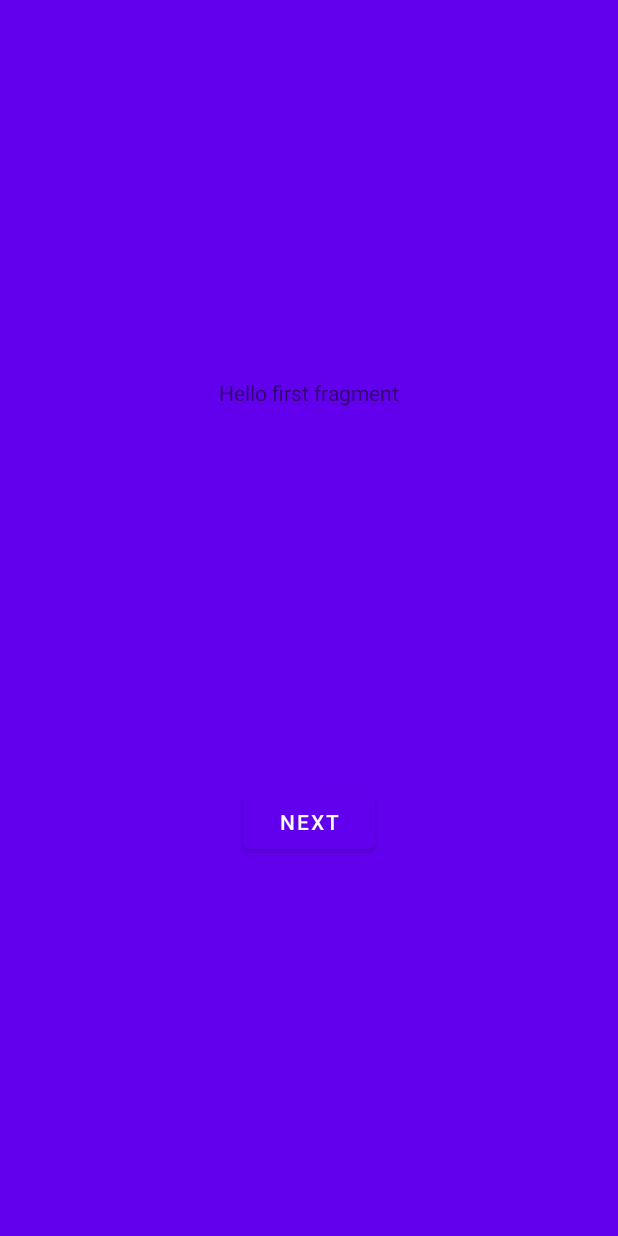
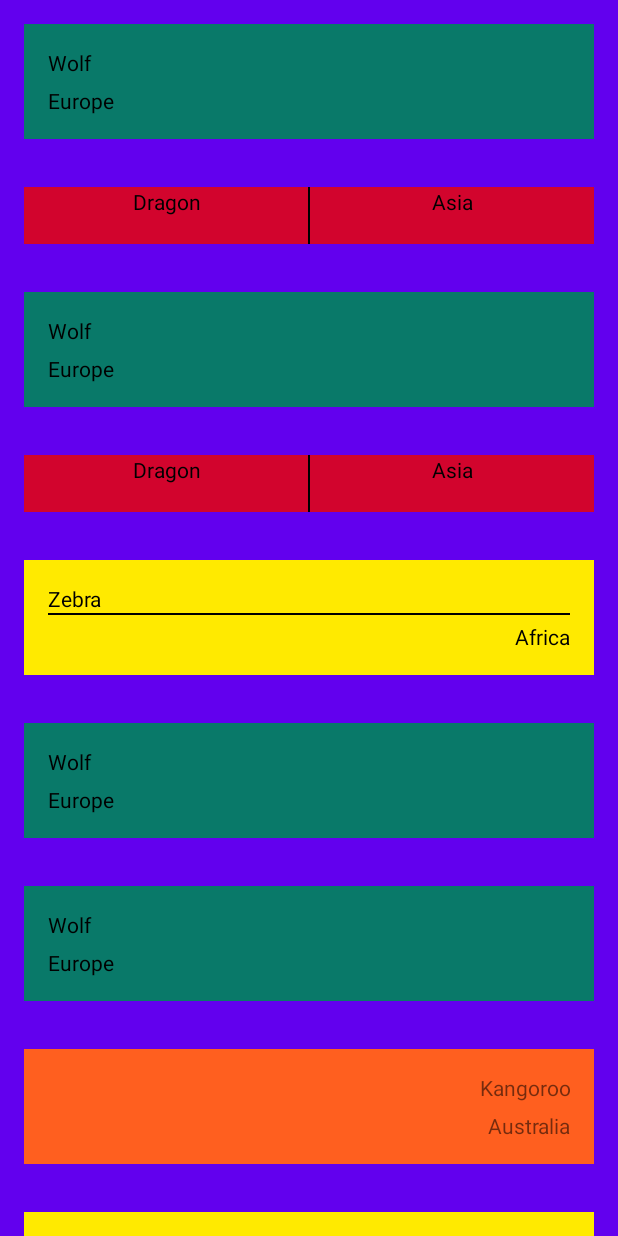
Before and after one commit to Ionel14/Tema1_Android, an Android app: the screen it shows after launch (MainActivity), on a phone screen of 412 x 824 dp. Before the commit the screen is almost empty. Run offline under Robolectric (Android 15) with nearby library versions, the phone set to English and light mode, and no system bars; our stand-ins replace navigation-ui.

Commit message:
First fragment is ready

```diff
--- a/app/build.gradle
+++ b/app/build.gradle
@@ -41,6 +41,7 @@ dependencies {
     implementation 'androidx.appcompat:appcompat:1.6.1'
     implementation 'com.google.android.material:material:1.8.0'
     implementation 'androidx.constraintlayout:constraintlayout:2.1.4'
+    implementation "androidx.recyclerview:recyclerview:1.3.0"
     implementation 'androidx.navigation:navigation-fragment-ktx:2.5.3'
     implementation 'androidx.navigation:navigation-ui-ktx:2.5.3'
     testImplementation 'junit:junit:4.13.2'
--- a/app/src/main/java/com/example/animals/FirstFragment.kt
+++ /dev/null
@@ -1,36 +0,0 @@
-package com.example.animals
-
-import android.os.Bundle
-import androidx.fragment.app.Fragment
-import android.view.LayoutInflater
-import android.view.View
-import android.view.ViewGroup
-import android.widget.Button
-import androidx.navigation.fragment.findNavController
-import com.example.animals.databinding.FragmentFirstBinding
-
-/**
- * A simple [Fragment] subclass as the default destination in the navigation.
- */
-class FirstFragment : Fragment() {
-
-    override fun onCreateView(
-        inflater: LayoutInflater, container: ViewGroup?,
-        savedInstanceState: Bundle?
-    ): View? {
-        return inflater.inflate(R.layout.fragment_first, container, false)
-    }
-
-    override fun onViewCreated(view: View, savedInstanceState: Bundle?) {
-        super.onViewCreated(view, savedInstanceState)
-
-        val button = view.findViewById<Button>(R.id.button_first)
-        button.setOnClickListener {
-            findNavController().navigate(R.id.action_FirstFragment_to_SecondFragment)
-        }
-    }
-
-    override fun onDestroyView() {
-        super.onDestroyView()
-    }
-}
--- a/app/src/main/java/com/example/animals/MainActivity.kt
+++ b/app/src/main/java/com/example/animals/MainActivity.kt
@@ -13,7 +13,6 @@ import com.example.animals.databinding.ActivityMainBinding
 
 class MainActivity : AppCompatActivity() {
 
-    private lateinit var appBarConfiguration: AppBarConfiguration
     private lateinit var binding: ActivityMainBinding
 
     override fun onCreate(savedInstanceState: Bundle?) {
--- /dev/null
+++ b/app/src/main/java/com/example/animals/adapters/AnimalsAdapter.java
@@ -0,0 +1,98 @@
+package com.example.animals.adapters;
+
+import android.util.Log;
+import android.view.LayoutInflater;
+import android.view.View;
+import android.view.ViewGroup;
+import android.widget.TextView;
+
+import androidx.annotation.NonNull;
+import androidx.recyclerview.widget.RecyclerView;
+
+import com.example.animals.R;
+import com.example.animals.models.Animal;
+import com.example.animals.models.Continent;
+
+import java.util.List;
+
+public class AnimalsAdapter extends RecyclerView.Adapter<RecyclerView.ViewHolder> {
+
+    private List<Animal> animals;
+
+    public AnimalsAdapter(List<Animal> animals){this.animals = animals;}
+
+    @Override
+    public int getItemViewType(int position) {
+        return animals.get(position).getContinent().getKey();
+    }
+
+    @NonNull
+    @Override
+    public RecyclerView.ViewHolder onCreateViewHolder(@NonNull ViewGroup parent, int viewType) {
+
+        AnimalViewHolder viewHolder;
+        View view = null;
+        switch (Continent.values()[viewType]) {
+            case Europe: {
+                view = LayoutInflater.from(parent.getContext()).inflate(R.layout.animal_eu, parent, false);
+                break;
+            }
+           case Africa: {
+                view = LayoutInflater.from(parent.getContext()).inflate(R.layout.animal_africa, parent, false);
+                break;
+            }
+            case Asia:
+            {
+                view = LayoutInflater.from(parent.getContext()).inflate(R.layout.animal_asia, parent, false);
+                break;
+            }
+            case America:
+            {
+                view = LayoutInflater.from(parent.getContext()).inflate(R.layout.animal_america, parent, false);
+                break;
+            }
+            case Australia:
+            {
+                view = LayoutInflater.from(parent.getContext()).inflate(R.layout.animal_australia, parent, false);
+                break;
+            }
+        }
+        viewHolder = new AnimalViewHolder(view);
+        return viewHolder;
+    }
+
+    @Override
+    public void onBindViewHolder(@NonNull RecyclerView.ViewHolder holder, int position) {
+
+        if(holder instanceof AnimalViewHolder) {
+            Animal animal = (Animal) animals.get(position);
+
+            ((AnimalViewHolder)holder).bind(animal);
+        }
+        Log.e("Adapter", "onBindViewHolder; position=" + position);
+    }
+
+    @Override
+    public int getItemCount() {
+        return animals.size();
+    }
+
+    class AnimalViewHolder extends RecyclerView.ViewHolder {
+
+        TextView animalNameTextView;
+        TextView animalContinentTextView;
+
+        public AnimalViewHolder(@NonNull View itemView) {
+            super(itemView);
+
+            animalNameTextView = itemView.findViewById(R.id.animal_name);
+            animalContinentTextView = itemView.findViewById(R.id.animal_continent);
+        }
+
+        public void bind(Animal animal) {
+            animalNameTextView.setText(animal.getName());
+            animalContinentTextView.setText(animal.getContinent().toString());
+        }
+    }
+
+}
--- /dev/null
+++ b/app/src/main/java/com/example/animals/fragments/FirstFragment.kt
@@ -0,0 +1,101 @@
+package com.example.animals.fragments
+
+import android.os.Bundle
+import android.view.LayoutInflater
+import android.view.View
+import android.view.ViewGroup
+import androidx.fragment.app.Fragment
+import androidx.recyclerview.widget.LinearLayoutManager
+import androidx.recyclerview.widget.RecyclerView
+import com.example.animals.R
+import com.example.animals.adapters.AnimalsAdapter
+import com.example.animals.models.Animal
+import com.example.animals.models.Continent
+
+/**
+ * A simple [Fragment] subclass as the default destination in the navigation.
+ */
+class FirstFragment : Fragment() {
+
+    override fun onCreateView(
+        inflater: LayoutInflater, container: ViewGroup?,
+        savedInstanceState: Bundle?
+    ): View? {
+        return inflater.inflate(R.layout.fragment_first, container, false)
+    }
+
+    override fun onViewCreated(view: View, savedInstanceState: Bundle?) {
+        super.onViewCreated(view, savedInstanceState)
+
+//        val button = view.findViewById<Button>(R.id.button_first)
+//        button.setOnClickListener {
+//            findNavController().navigate(R.id.action_FirstFragment_to_SecondFragment)
+//        }
+
+        val recycleView = view.findViewById < RecyclerView>(R.id.rv_animals)
+
+        val animals = ArrayList<Animal>()
+        animals.add(Animal("Wolf", Continent.Europe))
+        animals.add(Animal("Dragon", Continent.Asia))
+        animals.add(Animal("Wolf", Continent.Europe))
+        animals.add(Animal("Dragon", Continent.Asia))
+        animals.add(Animal("Zebra", Continent.Africa))
+        animals.add(Animal("Wolf", Continent.Europe))
+        animals.add(Animal("Wolf", Continent.Europe))
+        animals.add(Animal("Kangoroo", Continent.Australia))
+        animals.add(Animal("Zebra", Continent.Africa))
+        animals.add(Animal("Racoon", Continent.America))
+        animals.add(Animal("Zebra", Continent.Africa))
+        animals.add(Animal("Wolf", Continent.Europe))
+        animals.add(Animal("Dragon", Continent.Asia))
+        animals.add(Animal("Kangoroo", Continent.Australia))
+        animals.add(Animal("Wolf", Continent.Europe))
+        animals.add(Animal("Racoon", Continent.America))
+        animals.add(Animal("Zebra", Continent.Africa))
+        animals.add(Animal("Kangoroo", Continent.Australia))
+        animals.add(Animal("Wolf", Continent.Europe))
+        animals.add(Animal("Racoon", Continent.America))
+        animals.add(Animal("Kangoroo", Continent.Australia))
+        animals.add(Animal("Dragon", Continent.Asia))
+        animals.add(Animal("Kangoroo", Continent.Australia))
+        animals.add(Animal("Wolf", Continent.Europe))
+        animals.add(Animal("Dragon", Continent.Asia))
+        animals.add(Animal("Racoon", Continent.America))
+        animals.add(Animal("Zebra", Continent.Africa))
+        animals.add(Animal("Racoon", Continent.America))
+        animals.add(Animal("Wolf", Continent.Europe))
+        animals.add(Animal("Kangoroo", Continent.Australia))
+        animals.add(Animal("Zebra", Continent.Africa))
+        animals.add(Animal("Dragon", Continent.Asia))
+        animals.add(Animal("Racoon", Continent.America))
+        animals.add(Animal("Kangoroo", Continent.Australia))
+        animals.add(Animal("Racoon", Continent.America))
+        animals.add(Animal("Zebra", Continent.Africa))
+        animals.add(Animal("Zebra", Continent.Africa))
+        animals.add(Animal("Dragon", Continent.Asia))
+        animals.add(Animal("Kangoroo", Continent.Australia))
+        animals.add(Animal("Dragon", Continent.Asia))
+        animals.add(Animal("Kangoroo", Continent.Australia))
+        animals.add(Animal("Racoon", Continent.America))
+        animals.add(Animal("Zebra", Continent.Africa))
+        animals.add(Animal("Dragon", Continent.Asia))
+        animals.add(Animal("Racoon", Continent.America))
+        animals.add(Animal("Wolf", Continent.Europe))
+        animals.add(Animal("Dragon", Continent.Asia))
+        animals.add(Animal("Zebra", Continent.Africa))
+        animals.add(Animal("Kangoroo", Continent.Australia))
+        animals.add(Animal("Racoon", Continent.America))
+
+
+        val adapter = AnimalsAdapter(animals)
+
+        recycleView.adapter = adapter
+
+        val layoutManager = LinearLayoutManager(context)
+        recycleView.layoutManager = layoutManager
+    }
+
+    override fun onDestroyView() {
+        super.onDestroyView()
+    }
+}
--- a/app/src/main/java/com/example/animals/SecondFragment.kt
+++ b/app/src/main/java/com/example/animals/fragments/SecondFragment.kt
@@ -1,44 +1,34 @@
-package com.example.animals
+package com.example.animals.fragments
 
 import android.os.Bundle
 import androidx.fragment.app.Fragment
 import android.view.LayoutInflater
 import android.view.View
 import android.view.ViewGroup
-import androidx.navigation.fragment.findNavController
-import com.example.animals.databinding.FragmentSecondBinding
+import com.example.animals.R
 
 /**
  * A simple [Fragment] subclass as the second destination in the navigation.
  */
 class SecondFragment : Fragment() {
 
-    private var _binding: FragmentSecondBinding? = null
-
-    // This property is only valid between onCreateView and
-    // onDestroyView.
-    private val binding get() = _binding!!
-
     override fun onCreateView(
         inflater: LayoutInflater, container: ViewGroup?,
         savedInstanceState: Bundle?
     ): View? {
-
-        _binding = FragmentSecondBinding.inflate(inflater, container, false)
-        return binding.root
-
+        return inflater.inflate(R.layout.fragment_second, container, false)
     }
 
     override fun onViewCreated(view: View, savedInstanceState: Bundle?) {
         super.onViewCreated(view, savedInstanceState)
 
-        binding.buttonSecond.setOnClickListener {
-            findNavController().navigate(R.id.action_SecondFragment_to_FirstFragment)
-        }
+//        val button = view.findViewById<Button>(R.id.button_second)
+//        button.setOnClickListener {
+//            findNavController().navigate(R.id.action_SecondFragment_to_FirstFragment)
+//        }
     }
 
     override fun onDestroyView() {
         super.onDestroyView()
-        _binding = null
     }
 }
--- /dev/null
+++ b/app/src/main/java/com/example/animals/models/Animal.kt
@@ -0,0 +1,11 @@
+package com.example.animals.models
+
+enum class Continent(val key: Int) {
+    Europe(0),
+    Africa(1),
+    Asia(2),
+    America(3),
+    Australia(4)
+}
+
+class Animal (val name:String, val continent: Continent)
--- /dev/null
+++ b/app/src/main/res/layout/animal_africa.xml
@@ -0,0 +1,48 @@
+<?xml version="1.0" encoding="utf-8"?>
+<androidx.constraintlayout.widget.ConstraintLayout xmlns:android="http://schemas.android.com/apk/res/android"
+android:layout_width="match_parent"
+android:layout_height="wrap_content"
+xmlns:tools="http://schemas.android.com/tools"
+xmlns:app="http://schemas.android.com/apk/res-auto"
+android:background="@color/yellow"
+android:layout_margin="16dp"
+android:padding="16dp">
+
+<TextView
+    android:id="@+id/animal_name"
+    android:layout_width="0dp"
+    android:layout_height="wrap_content"
+    android:text="@string/wolf"
+    android:textColor="@color/black"
+    android:textSize="14sp"
+    app:layout_constraintBottom_toBottomOf="parent"
+    app:layout_constraintEnd_toEndOf="parent"
+    app:layout_constraintStart_toStartOf="parent"
+    app:layout_constraintTop_toTopOf="parent"
+    app:layout_constraintVertical_bias="0" />
+
+<View
+    android:layout_width="match_parent"
+    android:layout_height="1dp"
+    app:layout_constraintStart_toStartOf="parent"
+    app:layout_constraintEnd_toEndOf="parent"
+    app:layout_constraintTop_toBottomOf="@id/animal_name"
+    android:background="@android:color/black"/>
+
+<TextView
+    android:id="@+id/animal_continent"
+    android:layout_width="0dp"
+    android:layout_height="wrap_content"
+    android:textColor="@color/black"
+    android:textSize="14sp"
+    android:layout_marginTop="6dp"
+    app:layout_constraintStart_toStartOf="parent"
+    app:layout_constraintEnd_toEndOf="parent"
+    app:layout_constraintTop_toBottomOf="@id/animal_name"
+    app:layout_constraintBottom_toBottomOf="parent"
+    android:textAlignment="textEnd"
+    android:text="@string/europe"/>
+
+
+
+</androidx.constraintlayout.widget.ConstraintLayout>
--- /dev/null
+++ b/app/src/main/res/layout/animal_america.xml
@@ -0,0 +1,40 @@
+<?xml version="1.0" encoding="utf-8"?>
+<androidx.constraintlayout.widget.ConstraintLayout xmlns:android="http://schemas.android.com/apk/res/android"
+    android:layout_width="match_parent"
+    android:layout_height="wrap_content"
+    xmlns:tools="http://schemas.android.com/tools"
+    xmlns:app="http://schemas.android.com/apk/res-auto"
+    android:background="@color/blue"
+    android:layout_margin="16dp"
+    android:padding="16dp">
+
+
+    <TextView
+        android:id="@+id/animal_name"
+        android:layout_width="0dp"
+        android:layout_height="wrap_content"
+        android:text="@string/wolf"
+        android:textAlignment="textEnd"
+        android:textColor="@color/white"
+        android:textSize="14sp"
+        app:layout_constraintBottom_toBottomOf="parent"
+        app:layout_constraintEnd_toEndOf="parent"
+        app:layout_constraintStart_toStartOf="parent"
+        app:layout_constraintTop_toTopOf="parent"
+        app:layout_constraintVertical_bias="0" />
+
+    <TextView
+        android:id="@+id/animal_continent"
+        android:layout_width="0dp"
+        android:layout_height="wrap_content"
+        android:textColor="@color/white"
+        android:textSize="14sp"
+        android:layout_marginTop="6dp"
+        app:layout_constraintStart_toStartOf="parent"
+        app:layout_constraintEnd_toEndOf="parent"
+        app:layout_constraintTop_toBottomOf="@id/animal_name"
+        app:layout_constraintBottom_toBottomOf="parent"
+        android:textAlignment="textEnd"
+        android:text="@string/europe"/>
+
+</androidx.constraintlayout.widget.ConstraintLayout>
--- /dev/null
+++ b/app/src/main/res/layout/animal_asia.xml
@@ -0,0 +1,51 @@
+<?xml version="1.0" encoding="utf-8"?>
+<androidx.constraintlayout.widget.ConstraintLayout xmlns:android="http://schemas.android.com/apk/res/android"
+android:layout_width="match_parent"
+android:layout_height="wrap_content"
+xmlns:tools="http://schemas.android.com/tools"
+xmlns:app="http://schemas.android.com/apk/res-auto"
+android:background="@color/red"
+android:layout_margin="16dp">
+
+
+
+
+    <LinearLayout
+        android:layout_width="match_parent"
+        android:layout_height="wrap_content"
+        android:orientation="horizontal"
+        app:layout_constraintStart_toStartOf="parent"
+        app:layout_constraintEnd_toEndOf="parent"
+        app:layout_constraintTop_toTopOf="parent"
+        app:layout_constraintBottom_toBottomOf="parent">
+
+        <TextView
+            android:id="@+id/animal_name"
+            android:layout_width="0dp"
+            android:layout_height="match_parent"
+            android:layout_weight="1"
+            android:text="@string/wolf"
+            android:textAlignment="center"
+            android:textColor="@color/black"
+            android:textSize="14sp" />
+
+        <View
+            android:id="@+id/line"
+            android:layout_width="1dp"
+            android:layout_height="38dp"
+            android:background="@android:color/black" />
+
+        <TextView
+            android:id="@+id/animal_continent"
+            android:layout_width="0dp"
+            android:layout_height="match_parent"
+            android:layout_weight="1"
+            android:textAlignment="center"
+            android:text="@string/europe"
+            android:textColor="@color/black"
+            android:textSize="14sp" />
+
+    </LinearLayout>
+
+
+</androidx.constraintlayout.widget.ConstraintLayout>
--- /dev/null
+++ b/app/src/main/res/layout/animal_australia.xml
@@ -0,0 +1,38 @@
+<?xml version="1.0" encoding="utf-8"?>
+<androidx.constraintlayout.widget.ConstraintLayout xmlns:android="http://schemas.android.com/apk/res/android"
+    android:layout_width="match_parent"
+    android:layout_height="wrap_content"
+    xmlns:tools="http://schemas.android.com/tools"
+    xmlns:app="http://schemas.android.com/apk/res-auto"
+    android:background="@color/orange"
+    android:layout_margin="16dp"
+    android:padding="16dp">
+
+
+    <TextView
+        android:id="@+id/animal_name"
+        android:layout_width="0dp"
+        android:layout_height="wrap_content"
+        android:text="@string/wolf"
+        android:textAlignment="textEnd"
+        android:textSize="14sp"
+        app:layout_constraintBottom_toBottomOf="parent"
+        app:layout_constraintEnd_toEndOf="parent"
+        app:layout_constraintStart_toStartOf="parent"
+        app:layout_constraintTop_toTopOf="parent"
+        app:layout_constraintVertical_bias="0" />
+
+    <TextView
+        android:id="@+id/animal_continent"
+        android:layout_width="0dp"
+        android:layout_height="wrap_content"
+        android:textSize="14sp"
+        android:layout_marginTop="6dp"
+        app:layout_constraintStart_toStartOf="parent"
+        app:layout_constraintEnd_toEndOf="parent"
+        app:layout_constraintTop_toBottomOf="@id/animal_name"
+        app:layout_constraintBottom_toBottomOf="parent"
+        android:textAlignment="textEnd"
+        android:text="@string/europe"/>
+
+</androidx.constraintlayout.widget.ConstraintLayout>
--- /dev/null
+++ b/app/src/main/res/layout/animal_eu.xml
@@ -0,0 +1,38 @@
+<?xml version="1.0" encoding="utf-8"?>
+<androidx.constraintlayout.widget.ConstraintLayout xmlns:android="http://schemas.android.com/apk/res/android"
+    android:layout_width="match_parent"
+    android:layout_height="wrap_content"
+    xmlns:tools="http://schemas.android.com/tools"
+    xmlns:app="http://schemas.android.com/apk/res-auto"
+    android:background="@color/green"
+    android:layout_margin="16dp"
+    android:padding="16dp">
+
+
+    <TextView
+        android:id="@+id/animal_name"
+        android:layout_width="0dp"
+        android:layout_height="wrap_content"
+        android:text="@string/wolf"
+        android:textColor="@color/black"
+        android:textSize="14sp"
+        app:layout_constraintBottom_toBottomOf="parent"
+        app:layout_constraintEnd_toEndOf="parent"
+        app:layout_constraintStart_toStartOf="parent"
+        app:layout_constraintTop_toTopOf="parent"
+        app:layout_constraintVertical_bias="0" />
+
+    <TextView
+        android:id="@+id/animal_continent"
+        android:layout_width="0dp"
+        android:layout_height="wrap_content"
+        android:textColor="@color/black"
+        android:textSize="14sp"
+        android:layout_marginTop="6dp"
+        app:layout_constraintStart_toStartOf="parent"
+        app:layout_constraintEnd_toEndOf="parent"
+        app:layout_constraintTop_toBottomOf="@id/animal_name"
+        app:layout_constraintBottom_toBottomOf="parent"
+        android:text="@string/europe"/>
+
+</androidx.constraintlayout.widget.ConstraintLayout>
--- a/app/src/main/res/layout/fragment_first.xml
+++ b/app/src/main/res/layout/fragment_first.xml
@@ -5,25 +5,18 @@
     android:layout_width="match_parent"
     android:layout_height="match_parent"
     android:background="@color/purple_500"
-    tools:context=".FirstFragment">
+    tools:context=".fragments.FirstFragment">
 
-    <TextView
-        android:id="@+id/textview_first"
-        android:layout_width="wrap_content"
-        android:layout_height="wrap_content"
-        android:text="@string/hello_first_fragment"
-        app:layout_constraintBottom_toTopOf="@id/button_first"
-        app:layout_constraintEnd_toEndOf="parent"
-        app:layout_constraintStart_toStartOf="parent"
-        app:layout_constraintTop_toTopOf="parent" />
+    <androidx.recyclerview.widget.RecyclerView
+        android:id="@+id/rv_animals"
+        android:layout_width="match_parent"
+        android:layout_height="match_parent"/>
+<!--        android:background="@color/design_default_color_error"-->
+<!--        app:layout_constraintStart_toStartOf="parent"-->
+<!--        app:layout_constraintEnd_toEndOf="parent"-->
+<!--        app:layout_constraintTop_toTopOf="parent"-->
+<!--        app:layout_constraintBottom_toBottomOf="parent"-->
+<!--        tools:listitem="@layout/item_movie"-->
+<!--        tools:itemCount="20"-->
 
-    <Button
-        android:id="@+id/button_first"
-        android:layout_width="wrap_content"
-        android:layout_height="wrap_content"
-        android:text="@string/next"
-        app:layout_constraintBottom_toBottomOf="parent"
-        app:layout_constraintEnd_toEndOf="parent"
-        app:layout_constraintStart_toStartOf="parent"
-        app:layout_constraintTop_toBottomOf="@id/textview_first" />
 </androidx.constraintlayout.widget.ConstraintLayout>
--- a/app/src/main/res/layout/fragment_second.xml
+++ b/app/src/main/res/layout/fragment_second.xml
@@ -4,24 +4,6 @@
     xmlns:tools="http://schemas.android.com/tools"
     android:layout_width="match_parent"
     android:layout_height="match_parent"
-    tools:context=".SecondFragment">
+    tools:context=".fragments.SecondFragment">
 
-    <TextView
-        android:id="@+id/textview_second"
-        android:layout_width="wrap_content"
-        android:layout_height="wrap_content"
-        app:layout_constraintBottom_toTopOf="@id/button_second"
-        app:layout_constraintEnd_toEndOf="parent"
-        app:layout_constraintStart_toStartOf="parent"
-        app:layout_constraintTop_toTopOf="parent" />
-
-    <Button
-        android:id="@+id/button_second"
-        android:layout_width="wrap_content"
-        android:layout_height="wrap_content"
-        android:text="@string/previous"
-        app:layout_constraintBottom_toBottomOf="parent"
-        app:layout_constraintEnd_toEndOf="parent"
-        app:layout_constraintStart_toStartOf="parent"
-        app:layout_constraintTop_toBottomOf="@id/textview_second" />
 </androidx.constraintlayout.widget.ConstraintLayout>
--- a/app/src/main/res/menu/menu_main.xml
+++ /dev/null
@@ -1,10 +0,0 @@
-<menu xmlns:android="http://schemas.android.com/apk/res/android"
-    xmlns:app="http://schemas.android.com/apk/res-auto"
-    xmlns:tools="http://schemas.android.com/tools"
-    tools:context="com.example.animals.MainActivity">
-    <item
-        android:id="@+id/action_settings"
-        android:orderInCategory="100"
-        android:title="@string/action_settings"
-        app:showAsAction="never" />
-</menu>
--- a/app/src/main/res/navigation/nav_graph.xml
+++ b/app/src/main/res/navigation/nav_graph.xml
@@ -7,7 +7,7 @@
 
     <fragment
         android:id="@+id/FirstFragment"
-        android:name="com.example.animals.FirstFragment"
+        android:name="com.example.animals.fragments.FirstFragment"
         android:label="@string/first_fragment_label"
         tools:layout="@layout/fragment_first">
 
@@ -17,7 +17,7 @@
     </fragment>
     <fragment
         android:id="@+id/SecondFragment"
-        android:name="com.example.animals.SecondFragment"
+        android:name="com.example.animals.fragments.SecondFragment"
         android:label="@string/second_fragment_label"
         tools:layout="@layout/fragment_second">
 
--- a/app/src/main/res/values/colors.xml
+++ b/app/src/main/res/values/colors.xml
@@ -7,4 +7,10 @@
     <color name="teal_700">#FF018786</color>
     <color name="black">#FF000000</color>
     <color name="white">#FFFFFFFF</color>
+    <color name="green">#097969</color>
+    <color name="yellow">#FFEA00</color>
+    <color name="red">#D2042D</color>
+    <color name="blue">#0000FF</color>
+    <color name="orange">#FF5F1F</color>
+
 </resources>
--- a/app/src/main/res/values/strings.xml
+++ b/app/src/main/res/values/strings.xml
@@ -9,4 +9,7 @@
 
     <string name="hello_first_fragment">Hello first fragment</string>
     <string name="hello_second_fragment">Hello second fragment. Arg: %1$s</string>
+    <string name="wolf">Wolf</string>
+    <string name="europe">Europe</string>
+
 </resources>
```
